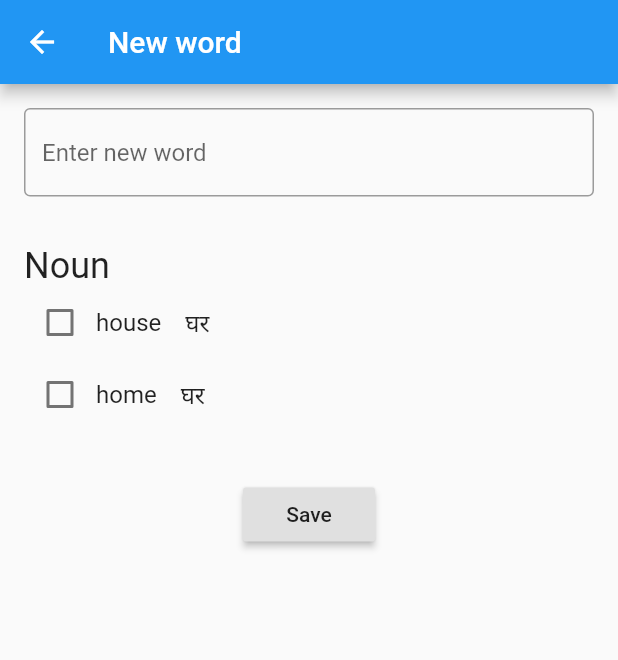
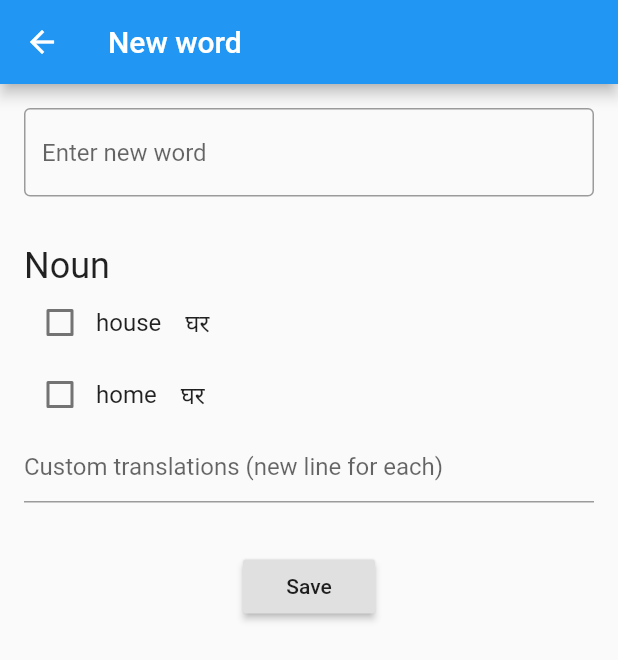
Before and after one commit to Silas-Germany/vocab_list, a Flutter app: the screen it shows after launch, after a tap on "New word", on a phone screen of 412 x 824 dp. Shown: the top 660 px of the screen. Run offline on Flutter 3.47's test engine with Material 2 defaults, Android fonts, the phone set to English and light mode, and no system bars; generated files the repository leaves out were written again.

Commit message:
Added ability to add custom translations

```diff
--- a/lib/add_word.dart
+++ b/lib/add_word.dart
@@ -7,25 +7,29 @@ import 'helper.dart';
 
 class EditWord extends State<GeneralStatefulWidget> {
 
-  final MapEntry<String, String> currentWord;
+  String currentWord;
   final bool newWord;
-  final wordChangedListener = TextEditingController();
-  final Set<String> selectedTranslations = Set();
+  final Set<String> selectedTranslations;
   final Map<String, Map<String, List<String>>> translations = {
     "Noun": {
       "house": ["घर"],
       "home": ["घर"],
     }
   };
+  final customTranslationListener = TextEditingController();
 
-  EditWord({this.currentWord = const MapEntry("", "")}) : newWord = currentWord.key.isEmpty;
+  EditWord({MapEntry<String, String> currentWord}) :
+        newWord = currentWord == null,
+        currentWord = currentWord?.key,
+        selectedTranslations = currentWord?.value?.split(("; "))?.toSet() ?? Set();
 
   @override
   Widget build(BuildContext context) => Scaffold(
     appBar: AppBar(
-      title: Text(newWord ? S.of(context).newWord : S.of(context).editWord(currentWord.key)),
+      title: Text(newWord ? S.of(context).newWord : S.of(context).editWord(currentWord)),
     ),
-    body: Padding(
+    body: SingleChildScrollView(
+      child: Padding(
         padding: EdgeInsets.all(16),
         child: Column(
           crossAxisAlignment: CrossAxisAlignment.start,
@@ -50,26 +54,44 @@ class EditWord extends State<GeneralStatefulWidget> {
                 const SizedBox(width: 16),
               ] + translation.value.map((backTranslation) => Text(backTranslation,
                 style: TextStyle(fontSize: 16),
-          )).toList(),
-        )).toList(),
+              )).toList()
+          )).toList() + [
+            TextField(
+              controller: customTranslationListener,
+              maxLines: null,
+              decoration: InputDecoration(
+                hintText: S.of(context).customTranslation,
+              ),
+            )
+          ],
           ).expand((entry) => entry).toList() + [
             SizedBox(height: 32),
             Center(
               child: RaisedButton(
                 child: Text(S.of(context).saveWord),
                 onPressed: () {
-                final word = MapEntry(wordChangedListener.text, selectedTranslations.join("; "));
-                Navigator.of(context).pop(word);
+                  if (currentWord == null) {
+                    Navigator.of(context).pop();
+                    return;
+                  }
+                  selectedTranslations.addAll(customTranslationListener.text.split("\n").where(
+                          (translation) => translation.trim().isNotEmpty
+                  ));
+                  final currentTranslations = selectedTranslations.join("; ");
+                  Navigator.of(context).pop(MapEntry(currentWord, currentTranslations));
                 },
               ),
             ),
           ],
         ),
       ),
+    ),
   );
 
   Widget get textEntryField => TextField(
-    controller: wordChangedListener,
+    onChanged: (value) {
+      currentWord = value;
+    },
     decoration: InputDecoration(
         hintText: S.of(context).enterWord,
         border: OutlineInputBorder()
--- a/lib/l10n/intl_en.arb
+++ b/lib/l10n/intl_en.arb
@@ -16,5 +16,6 @@
 
   "editWord": "Edit '{word}'",
   "enterWord": "Enter new word",
+  "customTranslation": "Custom translations (new line for each)",
   "saveWord": "Save"
 }
--- a/lib/overview.dart
+++ b/lib/overview.dart
@@ -90,7 +90,7 @@ class Overview extends State<GeneralStatefulWidget> {
             final word = await Navigator.of(context).push<MapEntry<String, String>>(MaterialPageRoute(
                 builder: (context) => GeneralStatefulWidget(() => EditWord())
             ));
-            wordList[word.key] = word.value;
+            if (word != null) wordList[word.key] = word.value;
           },
         ),
         const SizedBox(height: 24),
```
Lines whose indentation alone changed are shown as unchanged.
